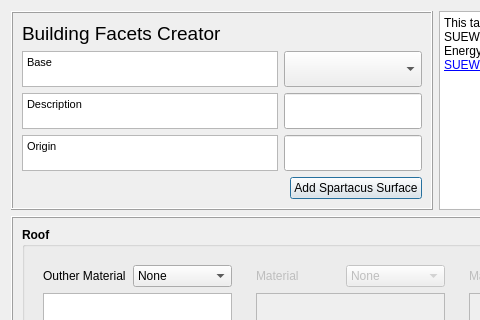
Before: the Qt Designer form tabs/spartacus_surface_tab.ui in gusbacos/suews_database_manager, drawn with Qt 5; both pictures show x 0 to 480 and y 0 to 320 of the 1126 by 724 pixel window.
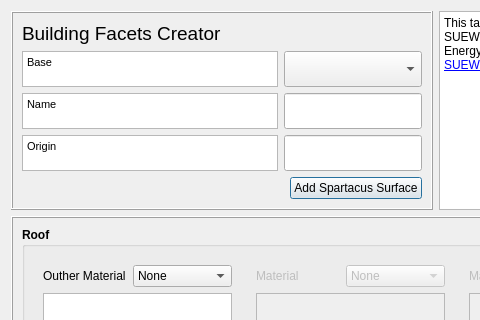
After: the same form once the commit is applied. Custom widgets are drawn as their Qt base class.

Commit message: change name on Description descOrigin to Name and nameOrigin

What changed in the file:
```diff
--- a/tabs/spartacus_surface_tab.ui
+++ b/tabs/spartacus_surface_tab.ui
@@ -1068,7 +1068,7 @@
 &lt;html&gt;&lt;head&gt;&lt;meta name=&quot;qrichtext&quot; content=&quot;1&quot; /&gt;&lt;style type=&quot;text/css&quot;&gt;
 p, li { white-space: pre-wrap; }
 &lt;/style&gt;&lt;/head&gt;&lt;body style=&quot; font-family:'MS Shell Dlg 2'; font-size:12pt; font-weight:400; font-style:normal;&quot;&gt;
-&lt;p style=&quot; margin-top:0px; margin-bottom:0px; margin-left:0px; margin-right:0px; -qt-block-indent:0; text-indent:0px;&quot;&gt;&lt;span style=&quot; font-size:8pt;&quot;&gt;Description&lt;/span&gt;&lt;/p&gt;&lt;/body&gt;&lt;/html&gt;</string>
+&lt;p style=&quot; margin-top:0px; margin-bottom:0px; margin-left:0px; margin-right:0px; -qt-block-indent:0; text-indent:0px;&quot;&gt;&lt;span style=&quot; font-size:8pt;&quot;&gt;Name&lt;/span&gt;&lt;/p&gt;&lt;/body&gt;&lt;/html&gt;</string>
         </property>
        </widget>
       </item>
```
Left out of the diff: 2 changed lines with no effect on the pictures. The commit also changes 29 other files.
